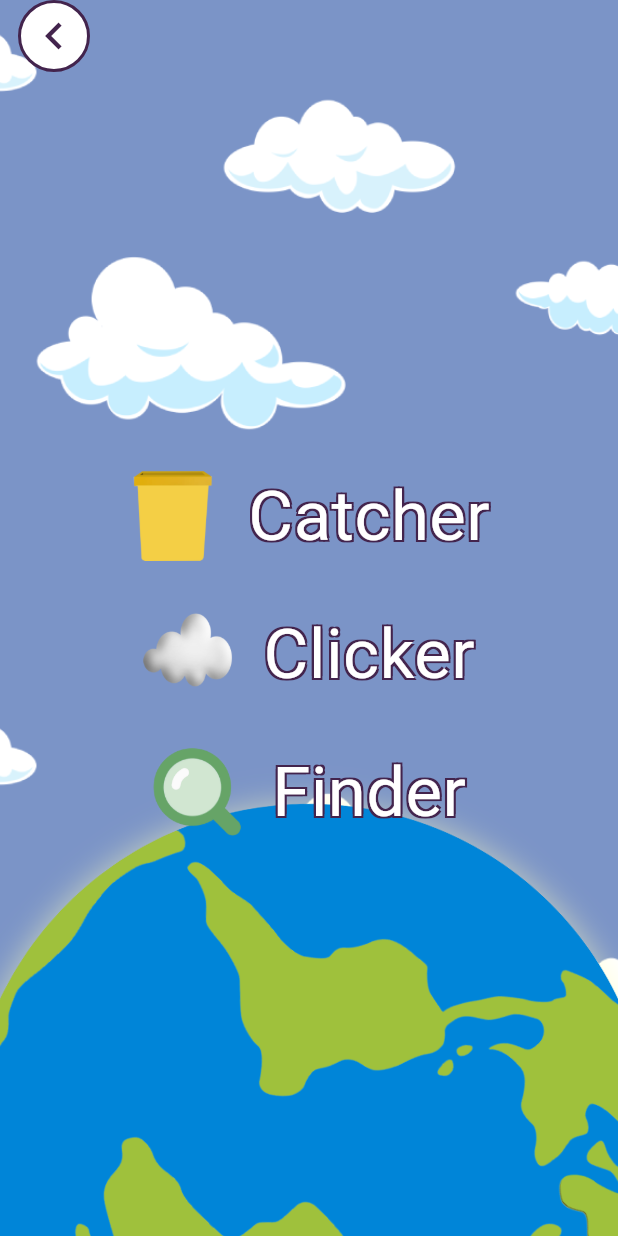
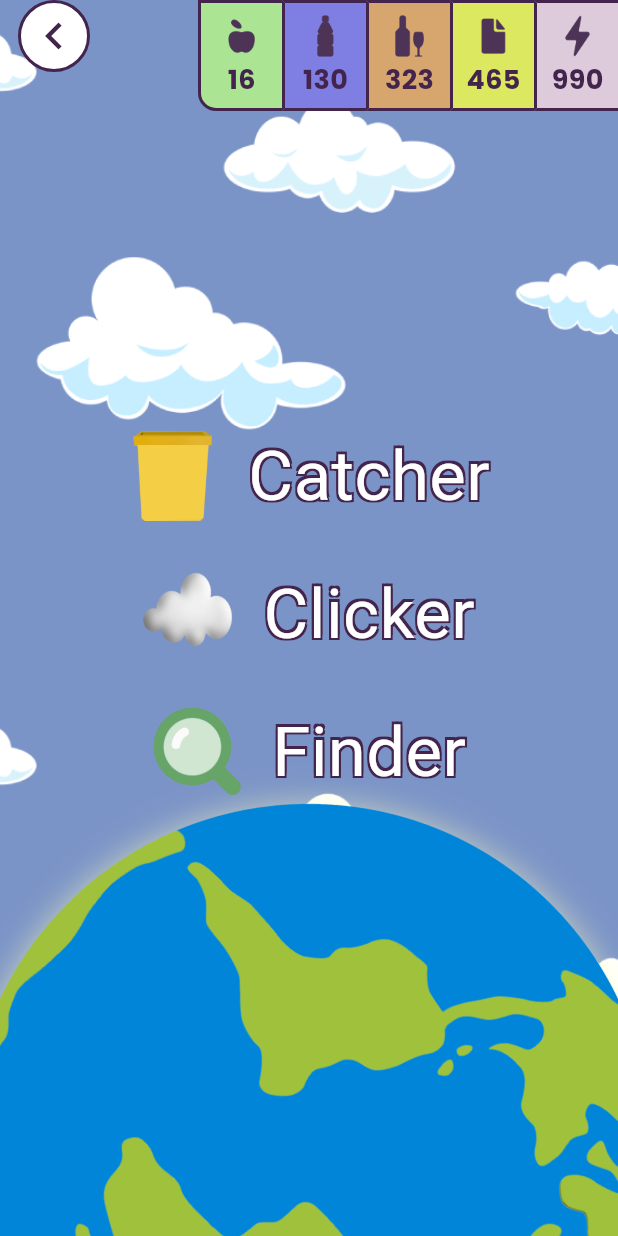
Before and after one commit to DenisovAV/recyclo, a Flutter app: the screen it shows after launch, after a tap on "Games", on a phone screen of 412 x 824 dp. Run offline on Flutter 3.47's test engine with Material 3 defaults, Android fonts, the phone set to English and light mode, and no system bars; our stand-ins replace audioplayers, bloc, equatable, flutter_bloc, get_it, google_fonts and 1 more; missing offline and left inert: flame, flame_audio, flame_behaviors; generated files the repository leaves out were written again.

Commit message:
Implemented trash repository

```diff
--- a/lib/bootstrap.dart
+++ b/lib/bootstrap.dart
@@ -6,6 +6,7 @@ import 'package:flutter/foundation.dart';
 import 'package:flutter/services.dart';
 import 'package:flutter/widgets.dart';
 import 'package:flutter_game_challenge/common.dart';
+import 'package:flutter_game_challenge/service_provider.dart';
 
 class AppBlocObserver extends BlocObserver {
   @override
@@ -26,6 +27,8 @@ Future<void> bootstrap(FutureOr<Widget> Function() builder) async {
     log(details.exceptionAsString(), stackTrace: details.stack);
   };
 
+  await ServiceProvider.initialize();
+
   Bloc.observer = AppBlocObserver();
 
   LicenseRegistry.addLicense(() async* {
@@ -34,6 +37,5 @@ Future<void> bootstrap(FutureOr<Widget> Function() builder) async {
   });
 
   // Add cross-flavor configuration here
-
   runApp(await builder());
 }
--- a/lib/common/assets/colors.gen.dart
+++ b/lib/common/assets/colors.gen.dart
@@ -40,6 +40,141 @@ class FlutterGameChallengeColors {
       700: Color(0xFF6881BA),
       800: Color(0xFF5E77B3),
       900: Color(0xFF4B65A6),
+    },
+  );
+
+  /// MaterialColor:
+  ///   50: #FFF5FCF2
+  ///   100: #FFE6F7DE
+  ///   200: #FFD5F2C9
+  ///   300: #FFC4ECB3
+  ///   400: #FFB8E8A2
+  ///   500: #FFABE492
+  ///   600: #FFA4E18A
+  ///   700: #FF9ADD7F
+  ///   800: #FF91D975
+  ///   900: #FF80D163
+  static const MaterialColor categoryGreen = MaterialColor(
+    0xFFABE492,
+    <int, Color>{
+      50: Color(0xFFF5FCF2),
+      100: Color(0xFFE6F7DE),
+      200: Color(0xFFD5F2C9),
+      300: Color(0xFFC4ECB3),
+      400: Color(0xFFB8E8A2),
+      500: Color(0xFFABE492),
+      600: Color(0xFFA4E18A),
+      700: Color(0xFF9ADD7F),
+      800: Color(0xFF91D975),
+      900: Color(0xFF80D163),
+    },
+  );
+
+  /// MaterialColor:
+  ///   50: #FFFAF4EE
+  ///   100: #FFF3E4D4
+  ///   200: #FFEBD3B7
+  ///   300: #FFE3C19A
+  ///   400: #FFDDB385
+  ///   500: #FFD7A66F
+  ///   600: #FFD39E67
+  ///   700: #FFCD955C
+  ///   800: #FFC78B52
+  ///   900: #FFBE7B40
+  static const MaterialColor categoryOrange = MaterialColor(
+    0xFFD7A66F,
+    <int, Color>{
+      50: Color(0xFFFAF4EE),
+      100: Color(0xFFF3E4D4),
+      200: Color(0xFFEBD3B7),
+      300: Color(0xFFE3C19A),
+      400: Color(0xFFDDB385),
+      500: Color(0xFFD7A66F),
+      600: Color(0xFFD39E67),
+      700: Color(0xFFCD955C),
+      800: Color(0xFFC78B52),
+      900: Color(0xFFBE7B40),
+    },
+  );
+
+  /// MaterialColor:
+  ///   50: #FFFBF9FB
+  ///   100: #FFF5EFF4
+  ///   200: #FFEEE5ED
+  ///   300: #FFE7DAE6
+  ///   400: #FFE2D2E0
+  ///   500: #FFDDCADB
+  ///   600: #FFD9C5D7
+  ///   700: #FFD4BDD2
+  ///   800: #FFCFB7CD
+  ///   900: #FFC7ABC4
+  static const MaterialColor categoryPink = MaterialColor(
+    0xFFDDCADB,
+    <int, Color>{
+      50: Color(0xFFFBF9FB),
+      100: Color(0xFFF5EFF4),
+      200: Color(0xFFEEE5ED),
+      300: Color(0xFFE7DAE6),
+      400: Color(0xFFE2D2E0),
+      500: Color(0xFFDDCADB),
+      600: Color(0xFFD9C5D7),
+      700: Color(0xFFD4BDD2),
+      800: Color(0xFFCFB7CD),
+      900: Color(0xFFC7ABC4),
+    },
+  );
+
+  /// MaterialColor:
+  ///   50: #FFF0F0FC
+  ///   100: #FFD8D8F7
+  ///   200: #FFBFBFF1
+  ///   300: #FFA5A5EB
+  ///   400: #FF9191E7
+  ///   500: #FF7E7EE3
+  ///   600: #FF7676E0
+  ///   700: #FF6B6BDC
+  ///   800: #FF6161D8
+  ///   900: #FF4E4ED0
+  static const MaterialColor categoryViolet = MaterialColor(
+    0xFF7E7EE3,
+    <int, Color>{
+      50: Color(0xFFF0F0FC),
+      100: Color(0xFFD8D8F7),
+      200: Color(0xFFBFBFF1),
+      300: Color(0xFFA5A5EB),
+      400: Color(0xFF9191E7),
+      500: Color(0xFF7E7EE3),
+      600: Color(0xFF7676E0),
+      700: Color(0xFF6B6BDC),
+      800: Color(0xFF6161D8),
+      900: Color(0xFF4E4ED0),
+    },
+  );
+
+  /// MaterialColor:
+  ///   50: #FFFBFCEC
+  ///   100: #FFF5F8CF
+  ///   200: #FFEEF4AF
+  ///   300: #FFE7EF8F
+  ///   400: #FFE1EB77
+  ///   500: #FFDCE85F
+  ///   600: #FFD8E557
+  ///   700: #FFD3E24D
+  ///   800: #FFCEDE43
+  ///   900: #FFC5D832
+  static const MaterialColor categoryYellow = MaterialColor(
+    0xFFDCE85F,
+    <int, Color>{
+      50: Color(0xFFFBFCEC),
+      100: Color(0xFFF5F8CF),
+      200: Color(0xFFEEF4AF),
+      300: Color(0xFFE7EF8F),
+      400: Color(0xFFE1EB77),
+      500: Color(0xFFDCE85F),
+      600: Color(0xFFD8E557),
+      700: Color(0xFFD3E24D),
+      800: Color(0xFFCEDE43),
+      900: Color(0xFFC5D832),
     },
   );
 
--- a/lib/main_development.dart
+++ b/lib/main_development.dart
@@ -1,6 +1,8 @@
+import 'package:flutter/widgets.dart';
 import 'package:flutter_game_challenge/app/app.dart';
 import 'package:flutter_game_challenge/bootstrap.dart';
 
 void main() {
+  WidgetsFlutterBinding.ensureInitialized();
   bootstrap(() => const App());
 }
--- a/lib/menu/view/main_menu_page.dart
+++ b/lib/menu/view/main_menu_page.dart
@@ -4,14 +4,20 @@ import 'package:flutter_game_challenge/common.dart';
 import 'package:flutter_game_challenge/menu/cubit/main_page_cubit.dart';
 import 'package:flutter_game_challenge/menu/cubit/main_page_state.dart';
 import 'package:flutter_game_challenge/menu/widgets/main_menu_background.dart';
+import 'package:flutter_game_challenge/service_provider.dart';
+import 'package:flutter_game_challenge/trash_reserve/cubit/trash_reserve_cubit.dart';
+import 'package:flutter_game_challenge/trash_reserve/trash_reserve_widget.dart';
 
 class MainMenuPage extends StatelessWidget {
   const MainMenuPage({super.key});
 
   static Route<void> route() {
     return MaterialPageRoute<void>(
-      builder: (_) => BlocProvider(
-        create: (_) => MainPageCubit(),
+      builder: (_) => MultiBlocProvider(
+        providers: [
+          BlocProvider<MainPageCubit>(create: (_) => MainPageCubit()),
+          BlocProvider<TrashReserveCubit>(create: (_) => ServiceProvider.get()),
+        ],
         child: const MainMenuPage(),
       ),
     );
@@ -32,6 +38,30 @@ class MainMenuPage extends StatelessWidget {
                     isCompact: state.isBackgroundCompact,
                   ),
                   SafeArea(
+                    child: Column(
+                      children: [
+                        Row(
+                          crossAxisAlignment: CrossAxisAlignment.start,
+                          children: [
+                            const SizedBox(width: 12),
+                            Visibility(
+                              visible: state is! MainPageInitialState,
+                              child: GameBackButton(
+                                onPressed: () {
+                                  BlocProvider.of<MainPageCubit>(context)
+                                      .navigateToMainPage();
+                                },
+                              ),
+                            ),
+                            const Expanded(
+                              child: Align(
+                                alignment: Alignment.centerRight,
+                                child: TrashReserveWidget(),
+                              ),
+                            ),
+                          ],
+                        ),
+                        Expanded(
                           child: Padding(
                             padding: const EdgeInsets.only(
                               left: 12,
@@ -43,14 +73,22 @@ class MainMenuPage extends StatelessWidget {
                                 key: ValueKey(state.runtimeType),
                                 builder: (context) {
                                   return switch (state) {
-                              MainPageInitialState() => _MainMenuContent(),
-                              MainPageChooseGameState() => _ChooseGameContent(),
-                              MainPageArtifactsState() => _ArtifactsContent(),
-                              MainPageSettingsState() => _SettingsContent(),
+                                    MainPageInitialState() =>
+                                      _MainMenuContent(),
+                                    MainPageChooseGameState() =>
+                                      _ChooseGameContent(),
+                                    MainPageArtifactsState() =>
+                                      _ArtifactsContent(),
+                                    MainPageSettingsState() =>
+                                      _SettingsContent(),
                                   };
                                 },
                               ),
                             ),
+                          ),
+                        ),
+                        const SizedBox(height: 80)
+                      ],
                     ),
                   ),
                 ],
@@ -164,16 +202,7 @@ class _MainMenuContent extends StatelessWidget {
 class _ChooseGameContent extends StatelessWidget {
   @override
   Widget build(BuildContext context) {
-    return Column(
-      crossAxisAlignment: CrossAxisAlignment.start,
-      children: [
-        GameBackButton(
-          onPressed: () {
-            BlocProvider.of<MainPageCubit>(context).navigateToMainPage();
-          },
-        ),
-        Expanded(
-          child: Center(
+    return Center(
       child: Column(
         mainAxisAlignment: MainAxisAlignment.center,
         children: [
@@ -181,31 +210,25 @@ class _ChooseGameContent extends StatelessWidget {
             text: context.l10n.gameModeCatcherItemTitle,
             assetId: Assets.images.gameModeCathcer.path,
             onTap: () {
-                    BlocProvider.of<MainPageCubit>(context)
-                        .navigateToChooseGame();
+              BlocProvider.of<MainPageCubit>(context).navigateToChooseGame();
             },
           ),
           MenuItem(
             text: context.l10n.gameModeClickerItemTitle,
             assetId: Assets.images.gameModeClicker.path,
             onTap: () {
-                    BlocProvider.of<MainPageCubit>(context)
-                        .navigateToArtifacts();
+              BlocProvider.of<MainPageCubit>(context).navigateToArtifacts();
             },
           ),
           MenuItem(
             text: context.l10n.gameModeFinderItemTitle,
             assetId: Assets.images.gameModeFinder.path,
             onTap: () {
-                    BlocProvider.of<MainPageCubit>(context)
-                        .navigateToSettings();
+              BlocProvider.of<MainPageCubit>(context).navigateToSettings();
             },
           ),
         ],
       ),
-          ),
-        ),
-      ],
     );
   }
 }
@@ -213,16 +236,7 @@ class _ChooseGameContent extends StatelessWidget {
 class _ArtifactsContent extends StatelessWidget {
   @override
   Widget build(BuildContext context) {
-    return Column(
-      crossAxisAlignment: CrossAxisAlignment.start,
-      children: [
-        GameBackButton(
-          onPressed: () {
-            BlocProvider.of<MainPageCubit>(context).navigateToMainPage();
-          },
-        ),
-        Expanded(
-          child: Padding(
+    return Padding(
       padding: const EdgeInsets.all(20),
       child: Container(
         decoration: BoxDecoration(
@@ -230,9 +244,6 @@ class _ArtifactsContent extends StatelessWidget {
           borderRadius: BorderRadius.circular(20),
         ),
       ),
-          ),
-        ),
-      ],
     );
   }
 }
@@ -240,16 +251,7 @@ class _ArtifactsContent extends StatelessWidget {
 class _SettingsContent extends StatelessWidget {
   @override
   Widget build(BuildContext context) {
-    return Column(
-      crossAxisAlignment: CrossAxisAlignment.start,
-      children: [
-        GameBackButton(
-          onPressed: () {
-            BlocProvider.of<MainPageCubit>(context).navigateToMainPage();
-          },
-        ),
-        Expanded(
-          child: Padding(
+    return Padding(
       padding: const EdgeInsets.all(20),
       child: Container(
         decoration: BoxDecoration(
@@ -257,9 +259,6 @@ class _SettingsContent extends StatelessWidget {
           borderRadius: BorderRadius.circular(20),
         ),
       ),
-          ),
-        ),
-      ],
     );
   }
 }
--- /dev/null
+++ b/lib/service_provider.dart
@@ -0,0 +1,21 @@
+import 'package:flutter_game_challenge/trash_reserve/cubit/trash_reserve_cubit.dart';
+import 'package:flutter_game_challenge/trash_reserve/trash_reserve_repository.dart';
+import 'package:get_it/get_it.dart';
+
+class ServiceProvider {
+  static Future<void> initialize() async {
+    ///Repositories
+    await GetIt.instance
+        .registerSingleton<TrashReserveRepository>(TrashReserveRepository())
+        .initialize();
+
+    ///Cubits
+    GetIt.instance.registerFactory<TrashReserveCubit>(
+      () => TrashReserveCubit(
+        GetIt.instance.get(),
+      ),
+    );
+  }
+
+  static T get<T extends Object>() => GetIt.instance.get<T>();
+}
--- /dev/null
+++ b/lib/trash_reserve/cubit/trash_reserve_cubit.dart
@@ -0,0 +1,28 @@
+import 'dart:async';
+
+import 'package:flutter_bloc/flutter_bloc.dart';
+import 'package:flutter_game_challenge/trash_reserve/cubit/trash_reserve_state.dart';
+import 'package:flutter_game_challenge/trash_reserve/trash_reserve_repository.dart';
+
+class TrashReserveCubit extends Cubit<TrashReserveState> {
+  TrashReserveCubit(this._trashReserveRepository)
+      : super(TrashReserveState.empty()) {
+    initialize();
+  }
+
+  final TrashReserveRepository _trashReserveRepository;
+
+  StreamSubscription<TrashReserveModel>? _trashReserveSubscription;
+
+  Future<void> initialize() async {
+    _trashReserveRepository.reservedTrashStream.listen((newValue) {
+      emit(TrashReserveState(model: newValue));
+    });
+  }
+
+  @override
+  Future<void> close() {
+    _trashReserveSubscription?.cancel();
+    return super.close();
+  }
+}
--- /dev/null
+++ b/lib/trash_reserve/cubit/trash_reserve_state.dart
@@ -0,0 +1,9 @@
+import 'package:flutter_game_challenge/trash_reserve/trash_reserve_repository.dart';
+
+class TrashReserveState {
+  TrashReserveState({required this.model});
+
+  TrashReserveState.empty() : model = const TrashReserveModel.empty();
+
+  final TrashReserveModel model;
+}
--- /dev/null
+++ b/lib/trash_reserve/trash_reserve_repository.dart
@@ -0,0 +1,176 @@
+import 'dart:async';
+
+import 'package:shared_preferences/shared_preferences.dart';
+
+class TrashReserveRepository {
+  TrashReserveRepository();
+
+  late final SharedPreferences _sharedPreferences;
+  bool _isInitialized = false;
+
+  final StreamController<TrashReserveModel> _reservedTrashController =
+      StreamController<TrashReserveModel>();
+  TrashReserveModel _reservedTrash = const TrashReserveModel.empty();
+
+  Stream<TrashReserveModel> get reservedTrashStream =>
+      _reservedTrashController.stream;
+
+  TrashReserveModel get reservedTrash => _reservedTrash;
+
+  Future<void> initialize() async {
+    if (_isInitialized) {
+      return;
+    }
+
+    _isInitialized = true;
+
+    _sharedPreferences = await SharedPreferences.getInstance();
+
+    final reservedTrash = TrashReserveModel(
+      // plastic: _sharedPreferences.getInt(_StorageKeys.plasticCountKey) ?? 0,
+      // organic: _sharedPreferences.getInt(_StorageKeys.organicCountKey) ?? 0,
+      // glass: _sharedPreferences.getInt(_StorageKeys.glassCountKey) ?? 0,
+      // paper: _sharedPreferences.getInt(_StorageKeys.paperCountKey) ?? 0,
+      // energy: _sharedPreferences.getInt(_StorageKeys.energyCountKey) ?? 0,
+      //TODO Remove it later. Just for test
+      plastic: _sharedPreferences.getInt(_StorageKeys.plasticCountKey) ?? 130,
+      organic: _sharedPreferences.getInt(_StorageKeys.organicCountKey) ?? 16,
+      glass: _sharedPreferences.getInt(_StorageKeys.glassCountKey) ?? 323,
+      paper: _sharedPreferences.getInt(_StorageKeys.paperCountKey) ?? 465,
+      energy: _sharedPreferences.getInt(_StorageKeys.energyCountKey) ?? 990,
+    );
+
+    _reservedTrash = reservedTrash;
+
+    _reservedTrashController.add(_reservedTrash);
+  }
+
+  Future<void> addResource({
+    int plastic = 0,
+    int organic = 0,
+    int glass = 0,
+    int paper = 0,
+    int energy = 0,
+  }) async {
+    _reservedTrash = _reservedTrash.copyWith(
+      plastic: _reservedTrash.plastic + plastic,
+      organic: _reservedTrash.organic + organic,
+      glass: _reservedTrash.glass + glass,
+      paper: _reservedTrash.paper + paper,
+      energy: _reservedTrash.energy + energy,
+    );
+
+    _reservedTrashController.add(_reservedTrash);
+
+    unawaited(_updateSharedStorage());
+  }
+
+  Future<void> removeResources({
+    int plastic = 0,
+    int organic = 0,
+    int glass = 0,
+    int paper = 0,
+    int energy = 0,
+  }) async {
+    _reservedTrash = _reservedTrash.copyWith(
+      plastic: _reservedTrash.plastic - plastic,
+      organic: _reservedTrash.organic - organic,
+      glass: _reservedTrash.glass - glass,
+      paper: _reservedTrash.paper - paper,
+      energy: _reservedTrash.energy - energy,
+    );
+
+    _reservedTrashController.add(_reservedTrash);
+
+    unawaited(_updateSharedStorage());
+  }
+
+  Future<void> _updateSharedStorage() async {
+    if (_sharedPreferences.getInt(_StorageKeys.plasticCountKey) !=
+        _reservedTrash.plastic) {
+      await _sharedPreferences.setInt(
+        _StorageKeys.plasticCountKey,
+        _reservedTrash.plastic,
+      );
+    }
+
+    if (_sharedPreferences.getInt(_StorageKeys.organicCountKey) !=
+        _reservedTrash.organic) {
+      await _sharedPreferences.setInt(
+        _StorageKeys.organicCountKey,
+        _reservedTrash.organic,
+      );
+    }
+
+    if (_sharedPreferences.getInt(_StorageKeys.glassCountKey) !=
+        _reservedTrash.glass) {
+      await _sharedPreferences.setInt(
+        _StorageKeys.glassCountKey,
+        _reservedTrash.glass,
+      );
+    }
+
+    if (_sharedPreferences.getInt(_StorageKeys.paperCountKey) !=
+        _reservedTrash.paper) {
+      await _sharedPreferences.setInt(
+        _StorageKeys.paperCountKey,
+        _reservedTrash.paper,
+      );
+    }
+
+    if (_sharedPreferences.getInt(_StorageKeys.energyCountKey) !=
+        _reservedTrash.energy) {
+      await _sharedPreferences.setInt(
+        _StorageKeys.energyCountKey,
+        _reservedTrash.energy,
+      );
+    }
+  }
+}
+
+class TrashReserveModel {
+  const TrashReserveModel({
+    required this.plastic,
+    required this.organic,
+    required this.glass,
+    required this.paper,
+    required this.energy,
+  });
+
+  const TrashReserveModel.empty()
+      : plastic = 0,
+        organic = 0,
+        glass = 0,
+        paper = 0,
+        energy = 0;
+
+  final int plastic;
+  final int organic;
+  final int glass;
+  final int paper;
+  final int energy;
+
+  TrashReserveModel copyWith({
+    int? plastic = 0,
+    int? organic = 0,
+    int? glass = 0,
+    int? paper = 0,
+    int? energy = 0,
+  }) {
+    return TrashReserveModel(
+      plastic: plastic ?? this.plastic,
+      organic: organic ?? this.organic,
+      glass: glass ?? this.glass,
+      paper: paper ?? this.paper,
+      energy: energy ?? this.energy,
+    );
+  }
+}
+
+class _StorageKeys {
+  static const plasticCountKey = 'plasticTrashCount';
+  static const organicCountKey = 'organicTrashCount';
+  static const glassCountKey = 'glassTrashCount';
+  static const paperCountKey = 'paperTrashCount';
+  static const energyCountKey = 'energyTrashCount';
+}
--- /dev/null
+++ b/lib/trash_reserve/trash_reserve_widget.dart
@@ -0,0 +1,111 @@
+import 'package:flutter/material.dart';
+import 'package:flutter_bloc/flutter_bloc.dart';
+import 'package:flutter_game_challenge/common/assets.dart';
+import 'package:flutter_game_challenge/trash_reserve/cubit/trash_reserve_cubit.dart';
+import 'package:flutter_game_challenge/trash_reserve/cubit/trash_reserve_state.dart';
+
+class TrashReserveWidget extends StatelessWidget {
+  const TrashReserveWidget({super.key});
+
+  @override
+  Widget build(BuildContext context) {
+    return BlocBuilder<TrashReserveCubit, TrashReserveState>(
+        builder: (context, state) {
+      return Row(
+        mainAxisSize: MainAxisSize.min,
+        children: [
+          _TrashReserveItemWidget(
+            isRounded: true,
+            color: FlutterGameChallengeColors.categoryGreen,
+            imagePath: Assets.images.organic.path,
+            count: state.model.organic,
+          ),
+          _TrashReserveItemWidget(
+            color: FlutterGameChallengeColors.categoryViolet,
+            imagePath: Assets.images.plastic.path,
+            count: state.model.plastic,
+          ),
+          _TrashReserveItemWidget(
+            color: FlutterGameChallengeColors.categoryOrange,
+            imagePath: Assets.images.glass.path,
+            count: state.model.glass,
+          ),
+          _TrashReserveItemWidget(
+            color: FlutterGameChallengeColors.categoryYellow,
+            imagePath: Assets.images.paper.path,
+            count: state.model.paper,
+          ),
+          _TrashReserveItemWidget(
+            color: FlutterGameChallengeColors.categoryPink,
+            imagePath: Assets.images.energy.path,
+            count: state.model.energy,
+          ),
+        ],
+      );
+    });
+  }
+}
+
+class _TrashReserveItemWidget extends StatelessWidget {
+  const _TrashReserveItemWidget({
+    required this.color,
+    required this.imagePath,
+    required this.count,
+    this.isRounded = false,
+  });
+
+  final bool isRounded;
+  final Color color;
+  final String imagePath;
+  final int count;
+
+  @override
+  Widget build(BuildContext context) {
+    return Container(
+      width: 56,
+      height: 74,
+      decoration: BoxDecoration(
+        color: color,
+        border: const Border(
+          left: BorderSide(
+            color: FlutterGameChallengeColors.textStroke,
+            width: 2,
+          ),
+          bottom: BorderSide(
+            color: FlutterGameChallengeColors.textStroke,
+            width: 2,
+          ),
+          top: BorderSide(
+            color: FlutterGameChallengeColors.textStroke,
+            width: 2,
+          ),
+        ),
+        borderRadius: isRounded
+            ? const BorderRadius.only(
+                bottomLeft: Radius.circular(12),
+              )
+            : null,
+      ),
+      child: Center(
+        child: Column(
+          mainAxisSize: MainAxisSize.min,
+          children: [
+            Image.asset(
+              imagePath,
+              width: 32,
+              height: 32,
+            ),
+            Text(
+              count.toString(),
+              style: const TextStyle(
+                color: FlutterGameChallengeColors.textStroke,
+                fontSize: 18,
+                fontWeight: FontWeight.bold,
+              ),
+            ),
+          ],
+        ),
+      ),
+    );
+  }
+}
--- a/pubspec.yaml
+++ b/pubspec.yaml
@@ -19,8 +19,10 @@ dependencies:
   flutter_bloc: ^8.1.3
   flutter_localizations:
     sdk: flutter
+  get_it: ^7.6.7
   google_fonts: ^6.0.0
   intl: ^0.18.0
+  shared_preferences: ^2.2.2
 
 dev_dependencies:
   build_runner: ^2.4.8
```
Also changed, not shown: lib/common/assets/assets.gen.dart (+20 -0 lines), lib/common/assets/fonts.gen.dart (added, +15 -0 lines), assets/images/energy.png (added), assets/images/glass.png (added), assets/images/organic.png (added), assets/images/paper.png (added), assets/images/plastic.png (added), pubspec.lock, 1 other file. Lines whose indentation alone changed are shown as unchanged.
